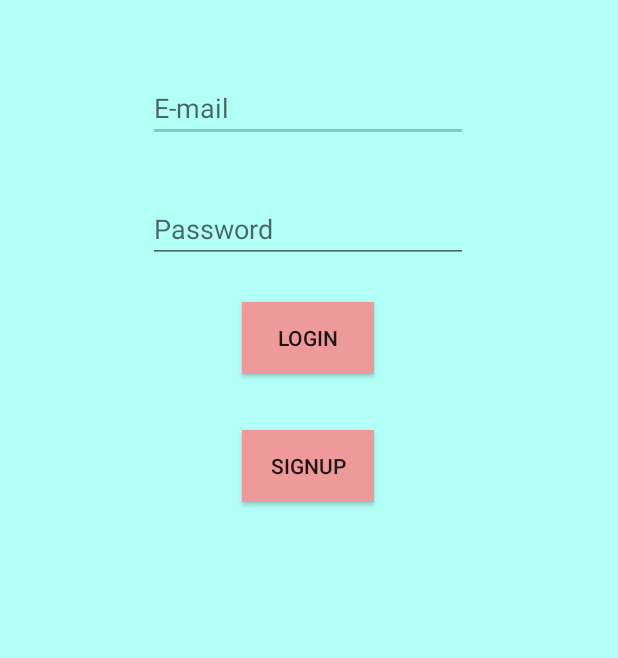
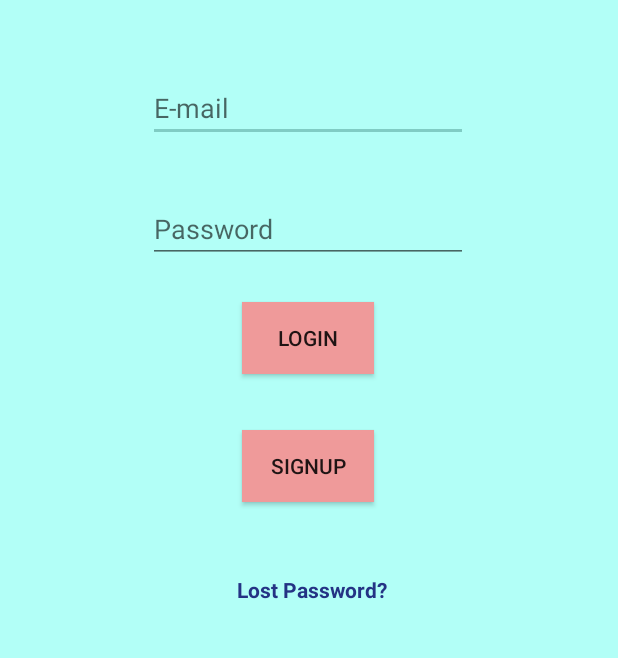
Before and after one commit to luispipe/ciclo4bG8, an Android app: the screen it shows after launch (login), on a phone screen of 412 x 824 dp, the part 474-1132 px from its top. Run offline under Robolectric (Android 15) with nearby library versions, the light colour scheme and no system bars; 4 statements that could not run were skipped.

Commit message:
recuperar password

```diff
--- a/app/src/main/java/com/example/unleeg8/View/ui/activities/login.kt
+++ b/app/src/main/java/com/example/unleeg8/View/ui/activities/login.kt
@@ -3,6 +3,7 @@ package com.example.unleeg8.View.ui.activities
 import android.content.Intent
 import android.os.Bundle
 import android.widget.Button
+import android.widget.TextView
 import androidx.appcompat.app.AppCompatActivity
 import com.example.unleeg8.R
 import com.example.unleeg8.databinding.ActivityMainBinding
@@ -11,6 +12,7 @@ class login: AppCompatActivity() {
     //lateinit var binding: ActivityMainBinding
     lateinit var signupbutton:Button
     lateinit var loginbutton: Button
+
     override fun onCreate(savedInstanceState: Bundle?) {
         super.onCreate(savedInstanceState)
        // binding= ActivityMainBinding.inflate(layoutInflater)
@@ -26,5 +28,9 @@ class login: AppCompatActivity() {
             startActivity(Intent(this,HomeActivity::class.java))
         }
 
+        val txtLossPass= findViewById<TextView>(R.id.lossPass)
+        txtLossPass.setOnClickListener {
+            startActivity(Intent(this,RecoverActivity::class.java))
+        }
     }
 }
--- a/app/src/main/res/layout/activity_login.xml
+++ b/app/src/main/res/layout/activity_login.xml
@@ -73,4 +73,21 @@
         app:layout_constraintStart_toStartOf="parent"
         app:layout_constraintTop_toTopOf="parent"
         app:layout_constraintVertical_bias="0.759" />
+
+    <TextView
+        android:id="@+id/lossPass"
+        android:layout_width="214dp"
+        android:layout_height="51dp"
+        android:layout_marginStart="100dp"
+        android:layout_marginTop="28dp"
+        android:layout_marginEnd="97dp"
+        android:layout_marginBottom="85dp"
+        android:gravity="center"
+        android:text="Lost Password?"
+        android:textColor="#243384"
+        android:textStyle="bold"
+        app:layout_constraintBottom_toBottomOf="parent"
+        app:layout_constraintEnd_toEndOf="parent"
+        app:layout_constraintStart_toStartOf="parent"
+        app:layout_constraintTop_toBottomOf="@+id/signup" />
 </androidx.constraintlayout.widget.ConstraintLayout>
--- a/app/src/main/res/layout/activity_recover.xml
+++ b/app/src/main/res/layout/activity_recover.xml
@@ -63,14 +63,14 @@
         android:ems="10"
         android:hint="Password"
         android:inputType="textPassword"
-        app:layout_constraintBottom_toTopOf="@+id/button"
+        app:layout_constraintBottom_toTopOf="@+id/buttonChange"
         app:layout_constraintEnd_toEndOf="parent"
         app:layout_constraintHorizontal_bias="1.0"
         app:layout_constraintStart_toStartOf="parent"
         app:layout_constraintTop_toBottomOf="@+id/editTextTextEmailAddress3" />
 
     <Button
-        android:id="@+id/button"
+        android:id="@+id/buttonChange"
         android:layout_width="wrap_content"
         android:layout_height="wrap_content"
         android:layout_marginStart="161dp"
```
Also changed, not shown: app/src/main/java/com/example/unleeg8/View/ui/activities/RecoverActivity.kt (+8 -0 lines).
